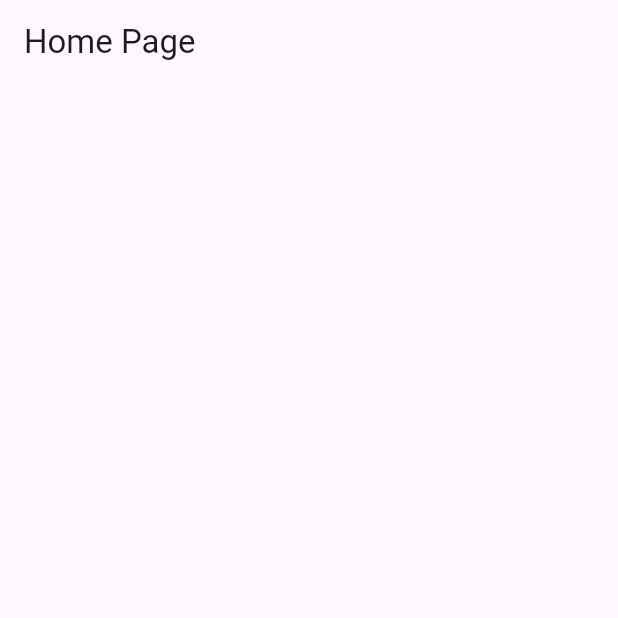
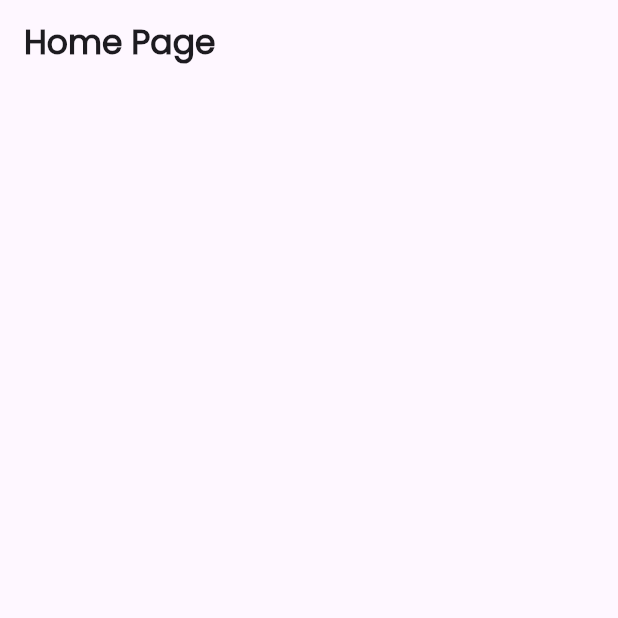
Before and after one commit to lesajayaweera/CCP-final-Assignment, a Flutter app: the screen it shows after launch, on a phone screen of 412 x 824 dp, the top half of it. Run offline on Flutter 3.47's test engine with Material 3 defaults, Android fonts, the phone set to English and light mode, and no system bars.

Commit message:
created the asset folder and added the poppins font

```diff
--- a/lib/main.dart
+++ b/lib/main.dart
@@ -13,12 +13,12 @@ class MyApp extends StatelessWidget {
   Widget build(BuildContext context) {
     return MaterialApp(
       debugShowCheckedModeBanner: false,
-      title: 'Flutter Demo',
+      title: 'Sport Ignite',
       theme: ThemeData(
 
         colorScheme: ColorScheme.fromSeed(seedColor: Colors.deepPurple),
       ),
-      home: const MyHomePage(title: 'Flutter Demo Home Page'),
+      home: const MyHomePage(title: 'Sport Ignite Home Page'),
     );
   }
 }
--- a/lib/pages/home.dart
+++ b/lib/pages/home.dart
@@ -6,10 +6,11 @@ const Home({ Key? key }) : super(key: key);
   @override
   Widget build(BuildContext context){
     return Scaffold(
+
       body: CustomScrollView(
         slivers: [
           SliverAppBar(
-            title: Text('Home Page'),
+            title: Text('Home Page',style: TextStyle(fontFamily: 'Main',fontWeight: FontWeight.bold),),
             floating: true,
             snap: true,
           ),
```
Also changed, not shown: pubspec.yaml (+5 -6 lines), asset/fonts/FjallaOne-Regular.ttf (added), asset/fonts/Poppins-Black.ttf (added), asset/fonts/Poppins-Italic.ttf (added), asset/fonts/Poppins-Medium.ttf (added), asset/fonts/Poppins-Regular.ttf (added).
